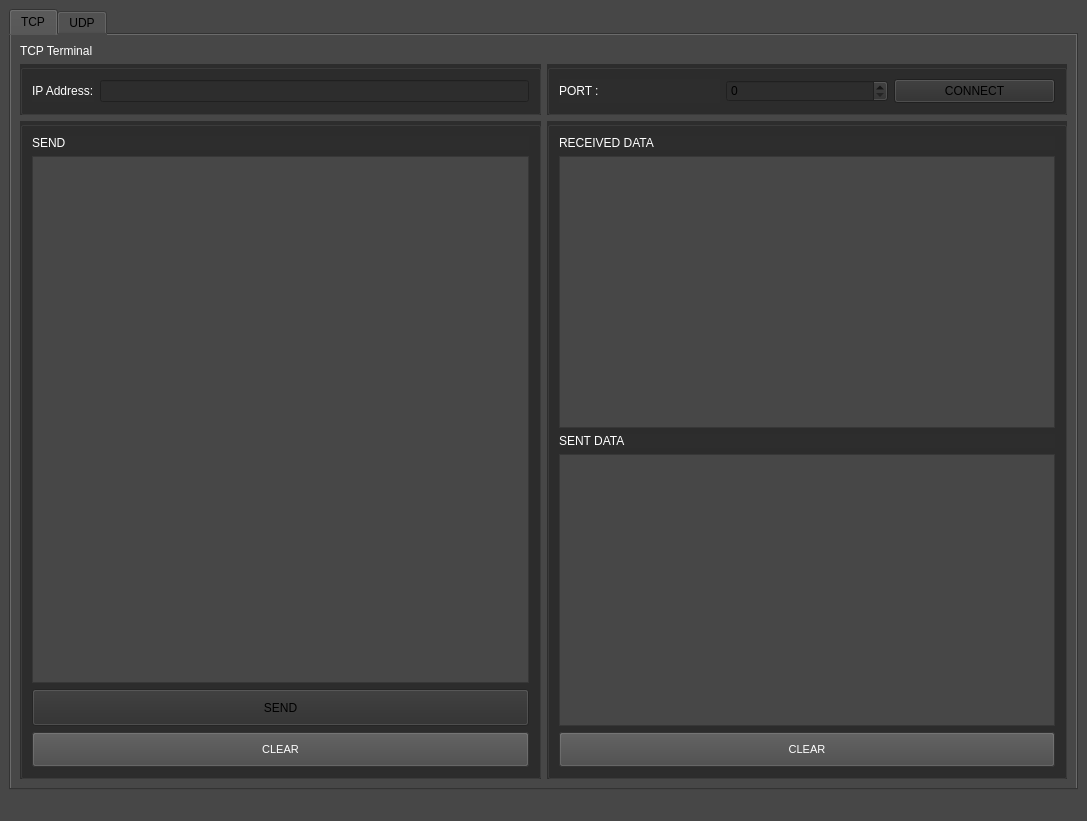
This is mainwindow.ui in NeziBrhn/UDP_uygulama as Qt 5 draws it before an edit. The edited form follows.
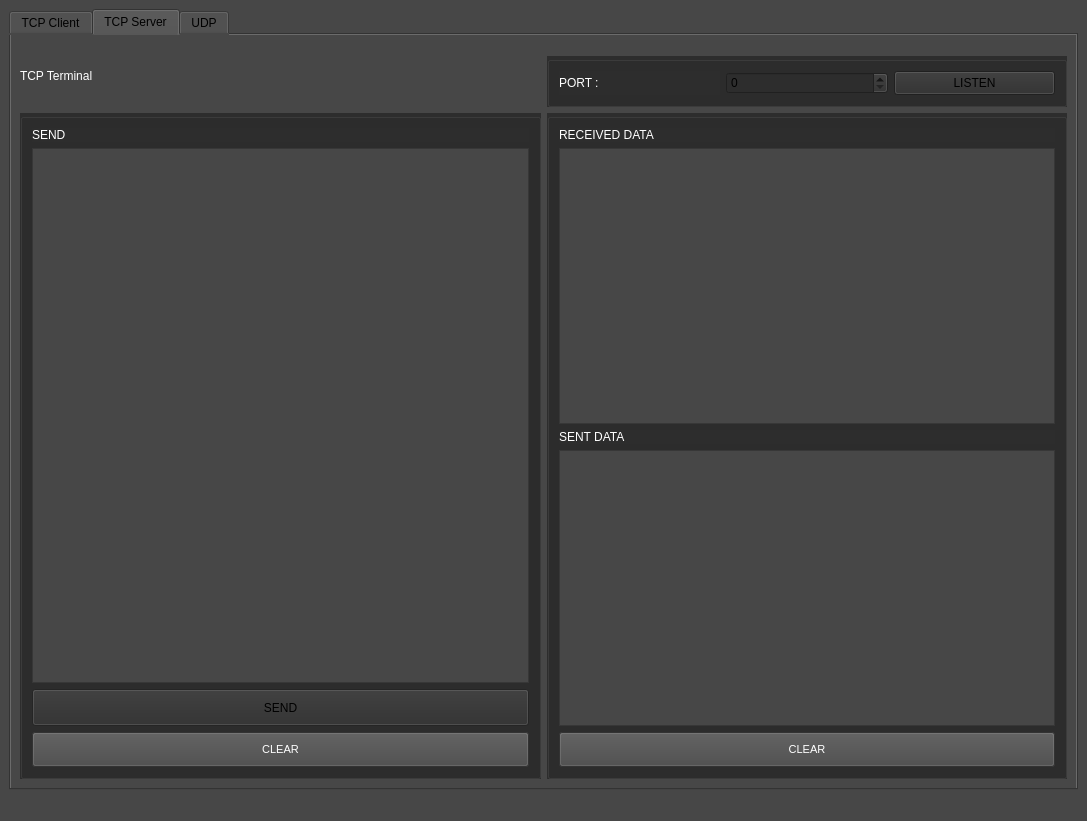
This is the edited form. The open tabs and pages were chosen to show the change.

What changed in the file:
```diff
--- a/mainwindow.ui
+++ b/mainwindow.ui
@@ -39,7 +39,7 @@
       </property>
       <widget class="QWidget" name="tabWidgetPage1">
        <attribute name="title">
-        <string>TCP</string>
+        <string>TCP Client</string>
        </attribute>
        <layout class="QGridLayout" name="gridLayout_10">
         <item row="0" column="0">
@@ -233,17 +233,24 @@
           </layout>
          </widget>
         </item>
-        <item row="2" column="1">
-         <widget class="QGroupBox" name="groupBox_9">
+       </layout>
+      </widget>
+      <widget class="QWidget" name="tab">
+       <attribute name="title">
+        <string>TCP Server</string>
+       </attribute>
+       <layout class="QGridLayout" name="gridLayout_13">
+        <item row="3" column="1">
+         <widget class="QGroupBox" name="groupBox_12">
           <property name="styleSheet">
            <string notr="true">background-color: rgb(45, 45, 45);</string>
           </property>
           <property name="title">
            <string/>
           </property>
-          <layout class="QGridLayout" name="gridLayout_9">
+          <layout class="QGridLayout" name="gridLayout_12">
            <item row="0" column="0">
-            <widget class="QLabel" name="label_12">
+            <widget class="QLabel" name="label_17">
              <property name="styleSheet">
               <string notr="true">font: 900 11pt &quot;Arial Black&quot;;
 color: rgb(255, 255, 255);</string>
@@ -254,7 +261,7 @@
             </widget>
            </item>
            <item row="1" column="0">
-            <widget class="QListWidget" name="console_2">
+            <widget class="QListWidget" name="console_3_Server">
              <property name="styleSheet">
               <string notr="true">background-color: rgb(71, 71, 71);
 color: rgb(255, 255, 255);</string>
@@ -262,7 +269,7 @@
             </widget>
            </item>
            <item row="2" column="0">
-            <widget class="QLabel" name="label_13">
+            <widget class="QLabel" name="label_18">
              <property name="styleSheet">
               <string notr="true">font: 900 11pt &quot;Arial Black&quot;;
 color: rgb(255, 255, 255);</string>
@@ -273,7 +280,7 @@
             </widget>
            </item>
            <item row="3" column="0">
-            <widget class="QListWidget" name="listWidget_2">
+            <widget class="QListWidget" name="listWidget_3_Server">
              <property name="styleSheet">
               <string notr="true">background-color: rgb(71, 71, 71);
 color: rgb(255, 255, 255);</string>
@@ -304,6 +311,164 @@
           </layout>
          </widget>
         </item>
+        <item row="0" column="0" rowspan="3">
+         <widget class="QLabel" name="label_15">
+          <property name="styleSheet">
+           <string notr="true">
+font: 900 45pt &quot;Arial Black&quot;;
+
+color: rgb(255, 255, 255);</string>
+          </property>
+          <property name="text">
+           <string>TCP Terminal</string>
+          </property>
+         </widget>
+        </item>
+        <item row="3" column="0">
+         <widget class="QGroupBox" name="groupBox_11">
+          <property name="styleSheet">
+           <string notr="true">
+background-color: rgb(45, 45, 45);</string>
+          </property>
+          <property name="title">
+           <string/>
+          </property>
+          <layout class="QVBoxLayout" name="verticalLayout_4">
+           <item>
+            <widget class="QLabel" name="label_16">
+             <property name="styleSheet">
+              <string notr="true">font: 900 11pt &quot;Arial Black&quot;;
+color: rgb(255, 255, 255);</string>
+             </property>
+             <property name="text">
+              <string>SEND</string>
+             </property>
+            </widget>
+           </item>
+           <item>
+            <widget class="QTextEdit" name="textEdit_3_Server">
+             <property name="styleSheet">
+              <string notr="true">background-color: rgb(71, 71, 71);
+color: rgb(255, 255, 255);</string>
+             </property>
+            </widget>
+           </item>
+           <item>
+            <widget class="QPushButton" name="btn_send_server">
+             <property name="enabled">
+              <bool>false</bool>
+             </property>
+             <property name="minimumSize">
+              <size>
+               <width>0</width>
+               <height>37</height>
+              </size>
+             </property>
+             <property name="toolTip">
+              <string>Send macro</string>
+             </property>
+             <property name="styleSheet">
+              <string notr="true"/>
+             </property>
+             <property name="text">
+              <string>SEND</string>
+             </property>
+            </widget>
+           </item>
+           <item>
+            <widget class="QPushButton" name="BTN_clear_3">
+             <property name="toolTip">
+              <string/>
+             </property>
+             <property name="styleSheet">
+              <string notr="true">
+QPushButton{
+    background-color: rgb(71, 71, 71);
+    color: rgb(255, 255, 255);
+    padding: 10px 20px;      
+    font-size: 11px;         
+
+}
+QPushButton::pressed{
+     background-color: rgb(11, 170, 16);
+    color: rgb(255, 255, 255);
+}</string>
+             </property>
+             <property name="text">
+              <string>CLEAR</string>
+             </property>
+            </widget>
+           </item>
+          </layout>
+         </widget>
+        </item>
+        <item row="2" column="1">
+         <widget class="QGroupBox" name="groupBox_10">
+          <property name="styleSheet">
+           <string notr="true">background-color: rgb(45, 45, 45);</string>
+          </property>
+          <property name="title">
+           <string/>
+          </property>
+          <layout class="QGridLayout" name="gridLayout_11">
+           <item row="0" column="2">
+            <widget class="QPushButton" name="btn_listen">
+             <property name="minimumSize">
+              <size>
+               <width>122</width>
+               <height>24</height>
+              </size>
+             </property>
+             <property name="toolTip">
+              <string>UDP connection</string>
+             </property>
+             <property name="toolTipDuration">
+              <number>-1</number>
+             </property>
+             <property name="statusTip">
+              <string/>
+             </property>
+             <property name="whatsThis">
+              <string>&lt;html&gt;&lt;head/&gt;&lt;body&gt;&lt;p&gt;&lt;br/&gt;&lt;/p&gt;&lt;/body&gt;&lt;/html&gt;</string>
+             </property>
+             <property name="styleSheet">
+              <string notr="true"/>
+             </property>
+             <property name="text">
+              <string>LISTEN</string>
+             </property>
+            </widget>
+           </item>
+           <item row="0" column="1">
+            <widget class="QSpinBox" name="spn_port_server">
+             <property name="enabled">
+              <bool>false</bool>
+             </property>
+             <property name="styleSheet">
+              <string notr="true"/>
+             </property>
+             <property name="maximum">
+              <number>999999999</number>
+             </property>
+             <property name="value">
+              <number>0</number>
+             </property>
+            </widget>
+           </item>
+           <item row="0" column="0">
+            <widget class="QLabel" name="label_14">
+             <property name="styleSheet">
+              <string notr="true">font: 900 11pt &quot;Arial Black&quot;;
+color: rgb(255, 255, 255);</string>
+             </property>
+             <property name="text">
+              <string>PORT :</string>
+             </property>
+            </widget>
+           </item>
+          </layout>
+         </widget>
+        </item>
        </layout>
       </widget>
       <widget class="QWidget" name="tabWidgetPage2">
```
Left out of the diff: 327 changed lines with no effect on the pictures.
